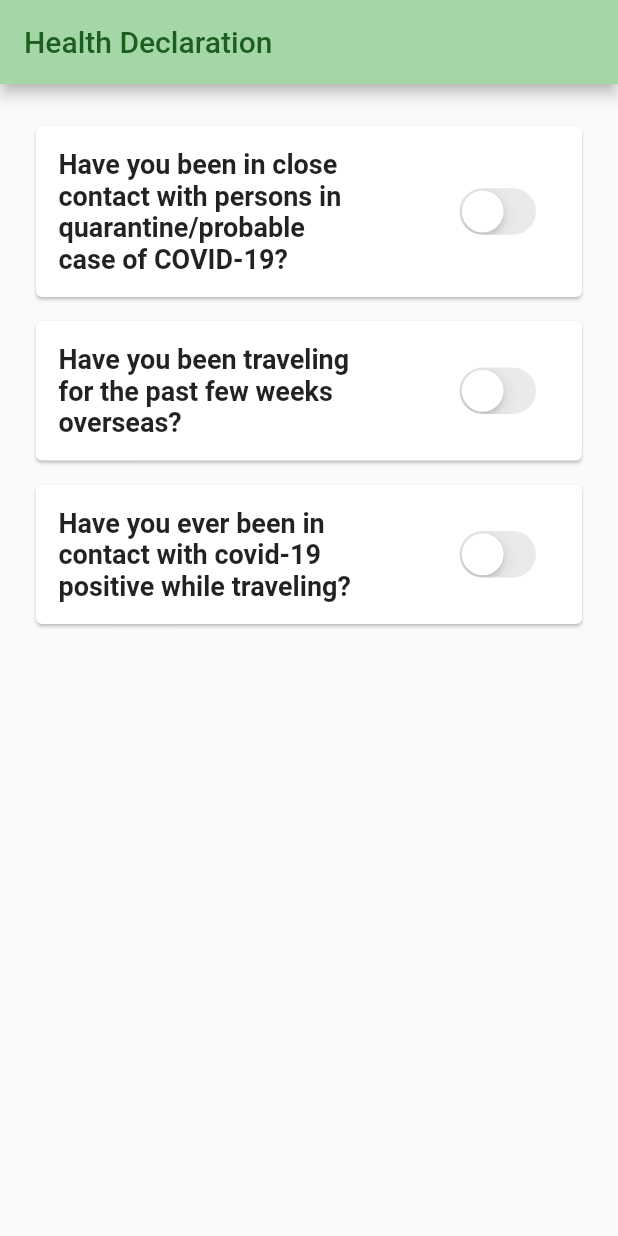
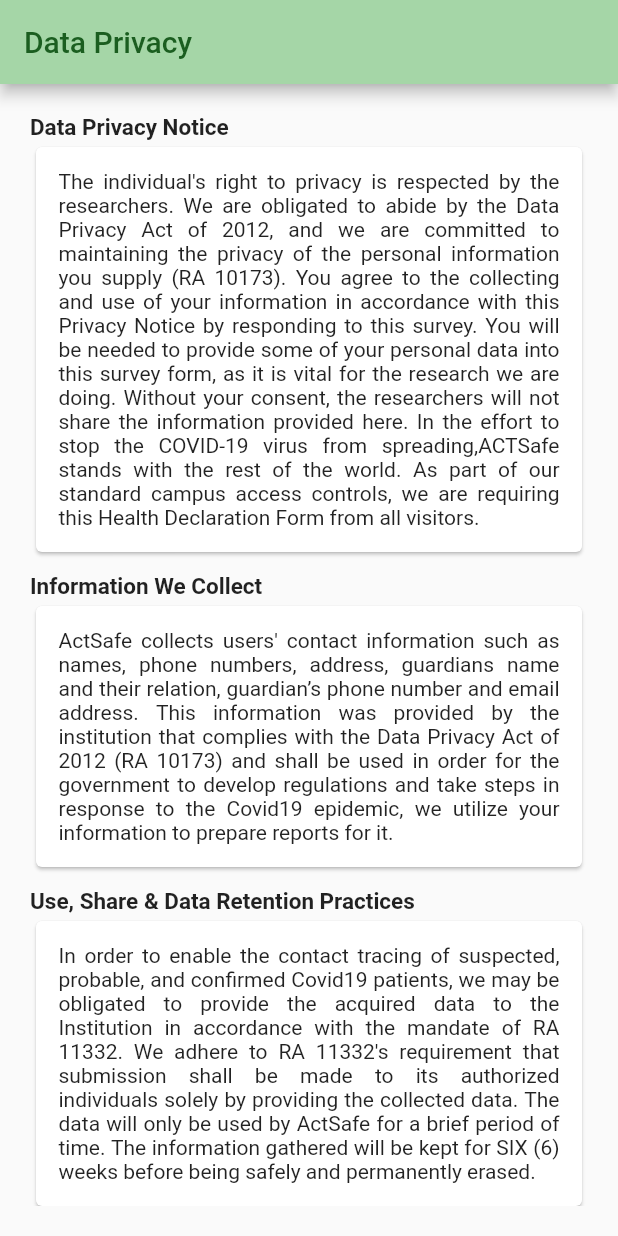
Before and after one commit to dianasupangan/ACTSafe_MobileApp, a Flutter app: the screen it shows after launch, on a phone screen of 412 x 824 dp. Run offline on Flutter 3.47's test engine with Material 2 defaults, Android fonts, the phone set to English and light mode, and no system bars; our stand-ins replace qr_flutter.

Commit message:
data privacy page

```diff
--- a/actsafe/lib/main.dart
+++ b/actsafe/lib/main.dart
@@ -1,4 +1,5 @@
 import 'package:actsafe/model/user.dart';
+import 'package:actsafe/screen/dataprivacy/dataprivacy_screen.dart';
 import 'package:actsafe/screen/healthdec/healthdec_screen.dart';
 import 'package:actsafe/screen/home/home_screen.dart';
 import 'package:actsafe/screen/login/login_screen.dart';
@@ -38,7 +39,7 @@
         title: 'ACTSafe',
         initialRoute: '/',
         routes: {
-          '/': (context) => const HealthDeclarationScreen(),
+          '/': (context) => const DataPrivacyScreen(),
           // '/': (context) => const LogInScreen(),
           HomeScreen.routeName: (context) => const HomeScreen(),
         },
--- /dev/null
+++ b/actsafe/lib/screen/dataprivacy/components/agree.dart
@@ -0,0 +1,48 @@
+import 'package:flutter/material.dart';
+
+class Agreement extends StatelessWidget {
+  const Agreement({super.key});
+
+  @override
+  Widget build(BuildContext context) {
+    return Padding(
+      padding: EdgeInsets.only(bottom: 10),
+      child: Column(
+        crossAxisAlignment: CrossAxisAlignment.start,
+        children: [
+          const SizedBox(
+            child: Text(
+              'Agreement',
+              style: TextStyle(
+                fontSize: 15,
+                fontWeight: FontWeight.bold,
+              ),
+            ),
+          ),
+          const Card(
+            child: Padding(
+              padding: EdgeInsets.all(15.0),
+              child: Text(
+                'By clicking the Agree button, I hereby give ACTSafe permission to gather and use the data specified here for the purpose of containing the COVID-19 infection. I am aware that RA 11469, and RA 10173, the Data Privacy Act of 2012, both safeguard my personal information and demand that I give accurate information.',
+                style: TextStyle(),
+                textAlign: TextAlign.justify,
+              ),
+            ),
+          ),
+          Padding(
+            padding: const EdgeInsets.all(8.0),
+            child: ElevatedButton(
+              onPressed: () {},
+              style: ElevatedButton.styleFrom(
+                minimumSize: const Size.fromHeight(
+                  50,
+                ),
+              ),
+              child: const Text('Agree'),
+            ),
+          ),
+        ],
+      ),
+    );
+  }
+}
--- /dev/null
+++ b/actsafe/lib/screen/dataprivacy/components/data_retention.dart
@@ -0,0 +1,36 @@
+import 'package:flutter/material.dart';
+
+class DataRetention extends StatelessWidget {
+  const DataRetention({super.key});
+
+  @override
+  Widget build(BuildContext context) {
+    return const Padding(
+      padding: EdgeInsets.only(bottom: 10),
+      child: Column(
+        crossAxisAlignment: CrossAxisAlignment.start,
+        children: [
+          SizedBox(
+            child: Text(
+              'Use, Share & Data Retention Practices',
+              style: TextStyle(
+                fontSize: 15,
+                fontWeight: FontWeight.bold,
+              ),
+            ),
+          ),
+          Card(
+            child: Padding(
+              padding: EdgeInsets.all(15.0),
+              child: Text(
+                'In order to enable the contact tracing of suspected, probable, and confirmed Covid19 patients, we may be obligated to provide the acquired data to the Institution in accordance with the mandate of RA 11332. We adhere to RA 11332\'s requirement that submission shall be made to its authorized individuals solely by providing the collected data. The data will only be used by ActSafe for a brief period of time. The information gathered will be kept for SIX (6) weeks before being safely and permanently erased.',
+                style: TextStyle(),
+                textAlign: TextAlign.justify,
+              ),
+            ),
+          ),
+        ],
+      ),
+    );
+  }
+}
--- /dev/null
+++ b/actsafe/lib/screen/dataprivacy/components/dataprivacy_notes.dart
@@ -0,0 +1,36 @@
+import 'package:flutter/material.dart';
+
+class DataPrivacyNotes extends StatelessWidget {
+  const DataPrivacyNotes({super.key});
+
+  @override
+  Widget build(BuildContext context) {
+    return const Padding(
+      padding: EdgeInsets.only(bottom: 10),
+      child: Column(
+        crossAxisAlignment: CrossAxisAlignment.start,
+        children: [
+          SizedBox(
+            child: Text(
+              'Data Privacy Notice',
+              style: TextStyle(
+                fontSize: 15,
+                fontWeight: FontWeight.bold,
+              ),
+            ),
+          ),
+          Card(
+            child: Padding(
+              padding: EdgeInsets.all(15.0),
+              child: Text(
+                'The individual\'s right to privacy is respected by the researchers. We are obligated to abide by the Data Privacy Act of 2012, and we are committed to maintaining the privacy of the personal information  you supply (RA 10173). You agree to the collecting and use of your information in accordance with this Privacy Notice by responding to this survey. You will be needed to provide some of your personal data into this survey form, as it is vital for the research we are doing. Without your consent, the researchers will not share the information provided here. In the effort to stop the COVID-19 virus from spreading,ACTSafe stands with the rest of the world. As part of our standard campus access controls, we are requiring this Health Declaration Form from all visitors.',
+                style: TextStyle(),
+                textAlign: TextAlign.justify,
+              ),
+            ),
+          ),
+        ],
+      ),
+    );
+  }
+}
--- /dev/null
+++ b/actsafe/lib/screen/dataprivacy/components/information_collected.dart
@@ -0,0 +1,36 @@
+import 'package:flutter/material.dart';
+
+class InformationCollected extends StatelessWidget {
+  const InformationCollected({super.key});
+
+  @override
+  Widget build(BuildContext context) {
+    return const Padding(
+      padding: EdgeInsets.only(bottom: 10),
+      child: Column(
+        crossAxisAlignment: CrossAxisAlignment.start,
+        children: [
+          SizedBox(
+            child: Text(
+              'Information We Collect',
+              style: TextStyle(
+                fontSize: 15,
+                fontWeight: FontWeight.bold,
+              ),
+            ),
+          ),
+          Card(
+            child: Padding(
+              padding: EdgeInsets.all(15.0),
+              child: Text(
+                'ActSafe collects users\' contact information such as names, phone numbers, address, guardians name and their relation, guardian’s phone number and email address. This information was provided by the institution that complies with the Data Privacy Act of  2012 (RA 10173) and shall be used in order for the government to develop regulations and take steps in response to the Covid19 epidemic, we utilize your information to prepare reports for it.',
+                style: TextStyle(),
+                textAlign: TextAlign.justify,
+              ),
+            ),
+          ),
+        ],
+      ),
+    );
+  }
+}
--- /dev/null
+++ b/actsafe/lib/screen/dataprivacy/dataprivacy_screen.dart
@@ -0,0 +1,29 @@
+import 'package:actsafe/screen/dataprivacy/components/agree.dart';
+import 'package:actsafe/screen/dataprivacy/components/data_retention.dart';
+import 'package:actsafe/screen/dataprivacy/components/dataprivacy_notes.dart';
+import 'package:actsafe/screen/dataprivacy/components/information_collected.dart';
+import 'package:flutter/material.dart';
+
+class DataPrivacyScreen extends StatelessWidget {
+  const DataPrivacyScreen({super.key});
+
+  @override
+  Widget build(BuildContext context) {
+    return Scaffold(
+      appBar: AppBar(
+        title: Text("Data Privacy"),
+      ),
+      body: Padding(
+        padding: const EdgeInsets.all(20.0),
+        child: ListView(
+          children: [
+            DataPrivacyNotes(),
+            InformationCollected(),
+            DataRetention(),
+            Agreement(),
+          ],
+        ),
+      ),
+    );
+  }
+}
```
